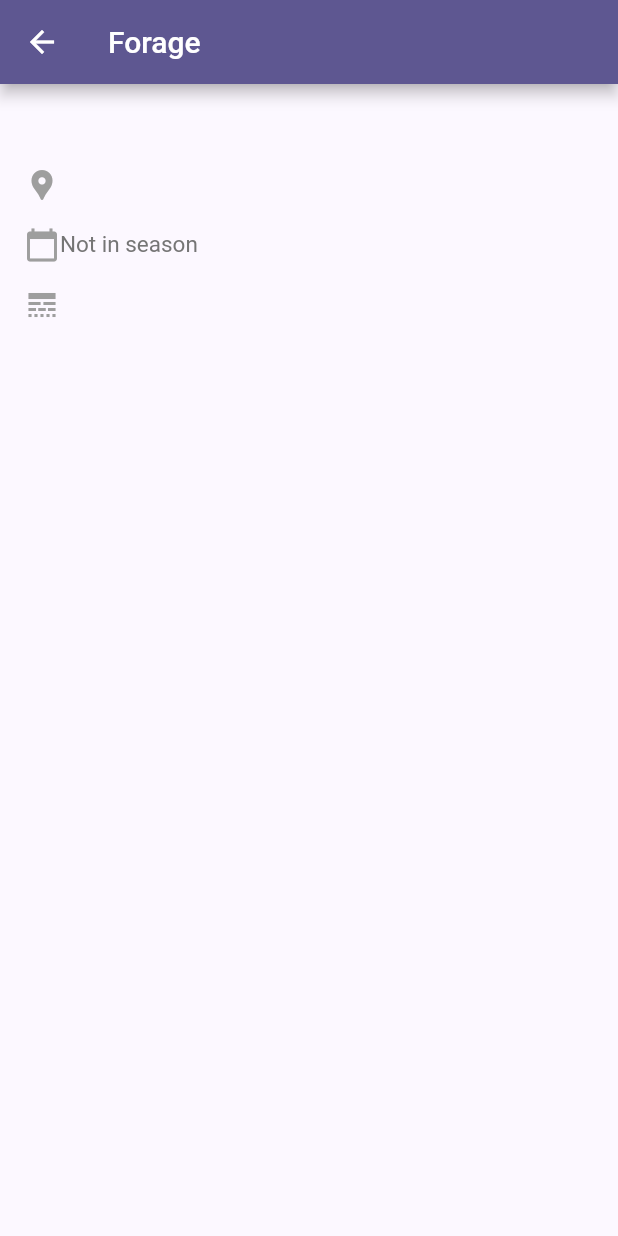
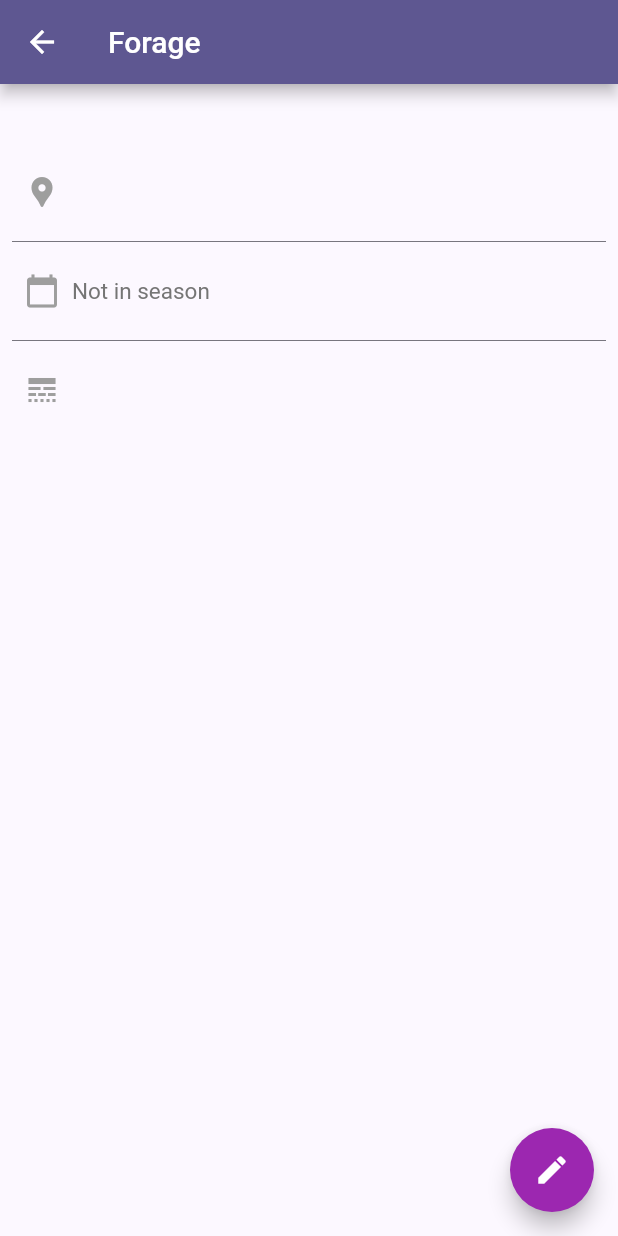
Before and after one commit to josepvazquezp/tarea5_apps, a Flutter app: the DetailPage screen opened directly, on a phone screen of 412 x 824 dp. Run offline on Flutter 3.47's test engine with Material 2 defaults, Android fonts, the phone set to English and light mode, and no system bars.

Commit message:
update forage

```diff
--- a/lib/details_page.dart
+++ b/lib/details_page.dart
@@ -34,47 +34,58 @@ class DetailPage extends StatelessWidget {
                     Icons.location_pin,
                     color: Colors.grey,
                   ),
-                  Text(
+                  Padding(
+                    padding: const EdgeInsets.all(8.0),
+                    child: Text(
                       '${context.watch<LocalProvider>().getLocation}',
                       style: TextStyle(
                         fontSize: 15,
                         color: Colors.grey[600],
                       ),
                     ),
+                  ),
                 ],
               ),
             ),
+            Divider(),
             Padding(
-              padding: const EdgeInsets.all(8.0),
+              padding: EdgeInsets.all(8.0),
               child: Row(
                 children: [
                   Icon(
                     Icons.calendar_today,
                     color: Colors.grey,
                   ),
-                  Text(
+                  Padding(
+                    padding: const EdgeInsets.all(8.0),
+                    child: Text(
                       '${context.watch<LocalProvider>().getCheck ? "Currently in season" : "Not in season"}',
                       style: TextStyle(
                         fontSize: 15,
                         color: Colors.grey[600],
                       ),
                     ),
+                  ),
                 ],
               ),
             ),
+            Divider(),
             Padding(
-              padding: const EdgeInsets.all(8.0),
+              padding: EdgeInsets.all(8.0),
               child: Row(
                 children: [
                   Icon(
                     Icons.line_style,
                     color: Colors.grey,
                   ),
-                  Text(
+                  Padding(
+                    padding: const EdgeInsets.all(8.0),
+                    child: Text(
                       '${context.watch<LocalProvider>().getNotes}',
                       style: TextStyle(
                         fontSize: 15,
                         color: Colors.grey[600],
+                      ),
                     ),
                   ),
                 ],
@@ -83,6 +94,14 @@ class DetailPage extends StatelessWidget {
           ],
         ),
       ),
+      floatingActionButton: FloatingActionButton(
+        onPressed: () {},
+        backgroundColor: Colors.purple,
+        child: Icon(
+          Icons.edit,
+          color: Colors.white,
+        ),
+      ),
     );
   }
 }
--- a/lib/inputs_page.dart
+++ b/lib/inputs_page.dart
@@ -29,6 +29,7 @@ class InputsPage extends StatelessWidget {
                         controller:
                             context.watch<LocalProvider>().nameController,
                         decoration: InputDecoration(
+                          enabledBorder: OutlineInputBorder(),
                           label: Text(
                             "Name",
                           ),
@@ -44,6 +45,7 @@ class InputsPage extends StatelessWidget {
                         controller:
                             context.watch<LocalProvider>().locationController,
                         decoration: InputDecoration(
+                          enabledBorder: OutlineInputBorder(),
                           label: Text(
                             "Location",
                           ),
@@ -70,6 +72,7 @@ class InputsPage extends StatelessWidget {
                         controller:
                             context.watch<LocalProvider>().noteController,
                         decoration: InputDecoration(
+                          enabledBorder: OutlineInputBorder(),
                           label: Text(
                             "Notes",
                           ),
```
Also changed, not shown: lib/home_page.dart (+6 -1 lines). Lines whose indentation alone changed are shown as unchanged.
